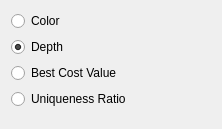
First picture: the form in gui/DepthMapViewOptions.ui, repository Kitware/TeleSculptor, before the edit.
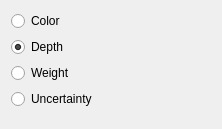
Second picture: the form after the edit.

Diff of the .ui file:
```diff
--- a/gui/DepthMapViewOptions.ui
+++ b/gui/DepthMapViewOptions.ui
@@ -58,7 +58,7 @@
      <item row="2" column="0">
       <widget class="QRadioButton" name="bestCostValue">
        <property name="text">
-        <string>Best Cost Value</string>
+        <string>Weight</string>
        </property>
       </widget>
      </item>
@@ -87,7 +87,7 @@
      <item row="3" column="0">
       <widget class="QRadioButton" name="uniquenessRatio">
        <property name="text">
-        <string>Uniqueness Ratio</string>
+        <string>Uncertainty</string>
        </property>
       </widget>
      </item>
```
Left out of the diff: 16 changed lines with no effect on the pictures.
